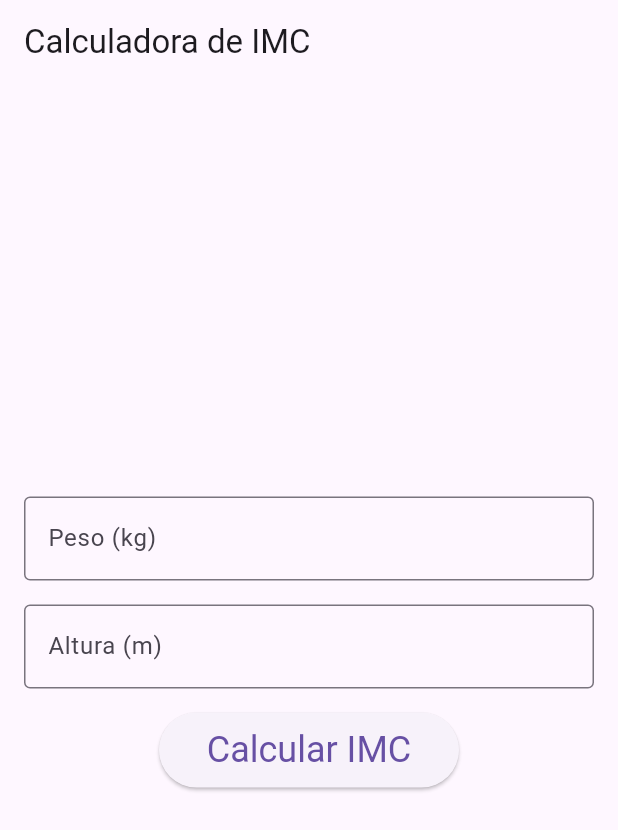
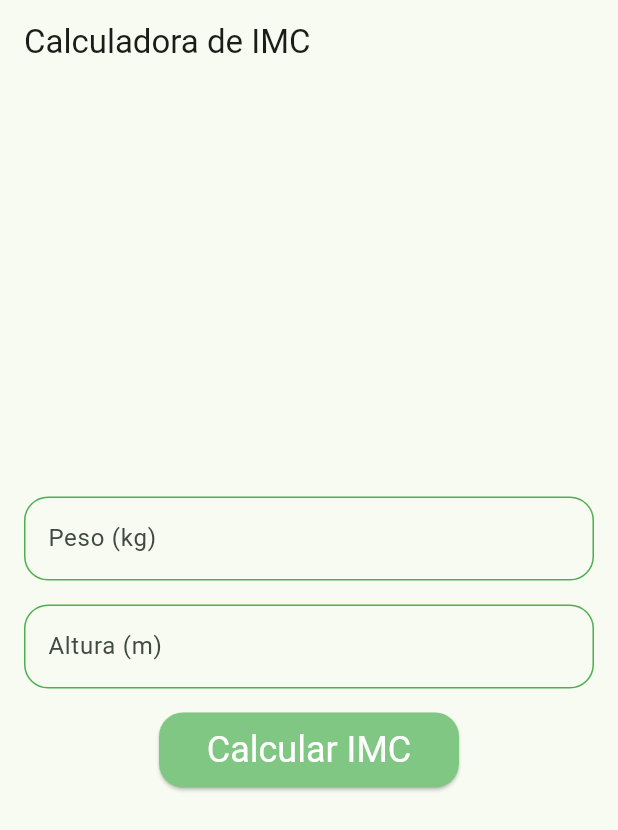
Before and after one commit to macielalves/imc_calc, a Flutter app: the screen it shows after launch, on a phone screen of 412 x 824 dp. Shown: the top 830 px of the screen. Run offline on Flutter 3.47's test engine with Material 3 defaults, Android fonts, the phone set to English and light mode, and no system bars.

Commit message:
feat: update theme to green

```diff
--- a/lib/main.dart
+++ b/lib/main.dart
@@ -10,7 +10,36 @@ class IMCApp extends StatelessWidget {
     return MaterialApp(
       title: 'Calculadora de IMC',
       theme: ThemeData(
-        primarySwatch: Colors.red,
+        useMaterial3: true,
+        colorScheme: ColorScheme.fromSeed(
+          seedColor: Colors.green,
+          // ···
+          brightness: Brightness.light,
+        ),
+        textTheme: const TextTheme(
+          displayLarge: TextStyle(
+            fontSize: 72,
+            fontWeight: FontWeight.bold,
+          ),
+          displaySmall: TextStyle(
+            fontSize: 36,
+            fontWeight: FontWeight.bold,
+          ),
+        ),
+        inputDecorationTheme: InputDecorationTheme(
+          focusColor: Colors.green,
+          border: OutlineInputBorder(
+            borderRadius: BorderRadius.circular(16.0),
+          ),
+          focusedBorder: OutlineInputBorder(
+            borderSide: const BorderSide(color: Colors.green),
+            borderRadius: BorderRadius.circular(16.0),
+          ),
+          enabledBorder: OutlineInputBorder(
+            borderSide: const BorderSide(color: Colors.green),
+            borderRadius: BorderRadius.circular(16.0),
+          ),
+        ),
       ),
       home: const IMCCalculator(),
     );
@@ -18,7 +47,7 @@ class IMCApp extends StatelessWidget {
 }
 
 class IMCCalculator extends StatefulWidget {
-  const IMCCalculator({super.key});
+  const IMCCalculator({super.key, borderRadiusSize});
 
   @override
   IMCCalculatorState createState() => IMCCalculatorState();
@@ -81,7 +110,6 @@ class IMCCalculatorState extends State<IMCCalculator> {
               keyboardType: TextInputType.number,
               decoration: const InputDecoration(
                 labelText: 'Peso (kg)',
-                border: OutlineInputBorder(),
               ),
             ),
             const SizedBox(height: 16),
@@ -90,7 +118,6 @@ class IMCCalculatorState extends State<IMCCalculator> {
               keyboardType: TextInputType.number,
               decoration: const InputDecoration(
                 labelText: 'Altura (m)',
-                border: OutlineInputBorder(),
               ),
             ),
             const SizedBox(height: 16),
@@ -98,8 +125,15 @@ class IMCCalculatorState extends State<IMCCalculator> {
               onPressed: _calculateIMC,
               style: ElevatedButton.styleFrom(
                   textStyle: const TextStyle(fontSize: 24),
-                  minimumSize: const Size(200, 50)),
-              child: const Text('Calcular IMC'),
+                  minimumSize: const Size(200, 50),
+                  shape: RoundedRectangleBorder(
+                    borderRadius: BorderRadius.circular(16.0),
+                  ),
+                  backgroundColor: Colors.green.shade300),
+              child: const Text(
+                'Calcular IMC',
+                style: TextStyle(color: Colors.white),
+              ),
             ),
             const SizedBox(height: 24),
             if (_imcResult != null)
```
